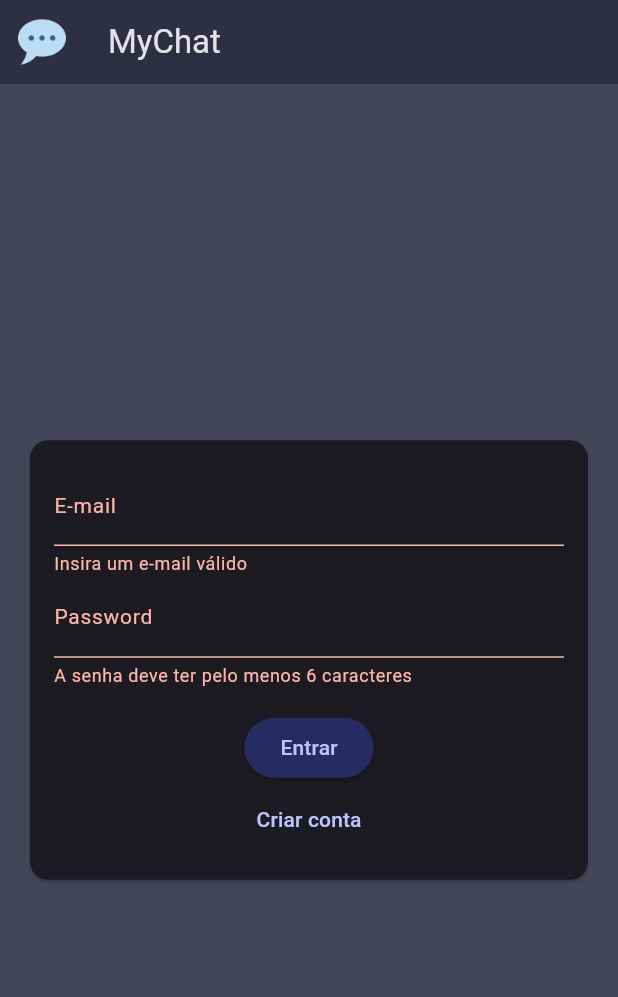
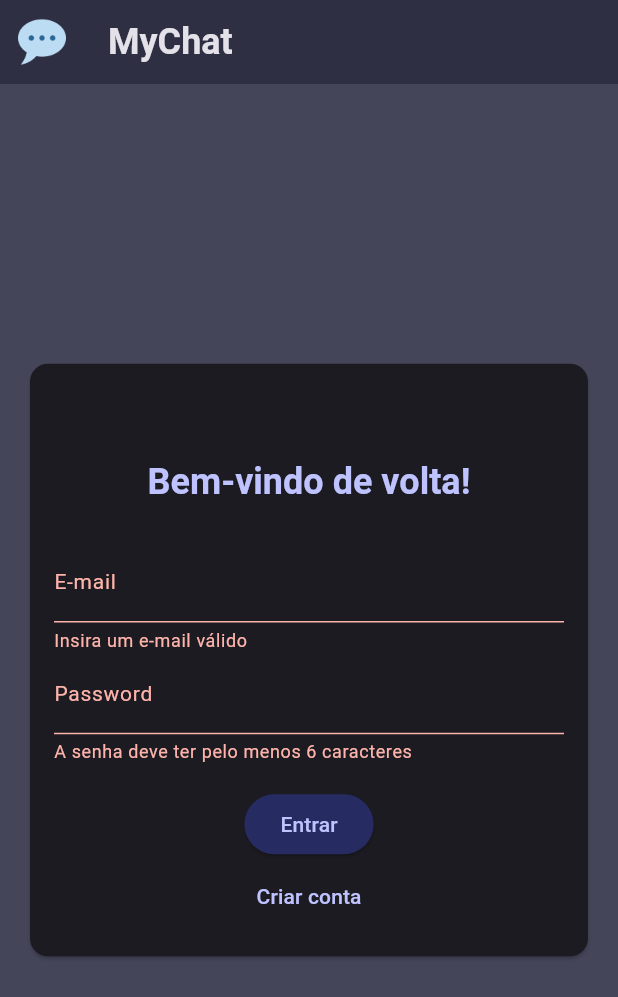
Before and after one commit to Gabrielst27/my_chat, a Flutter app: the screen it shows after launch, after a tap on "Entrar", on a phone screen of 412 x 824 dp. Shown: the top 997 px of the screen. Run offline on Flutter 3.47's test engine with Material 3 defaults, Android fonts, the phone set to English and light mode, and no system bars.

Commit message:
refac: created a widget to auth form, improved auth screen

```diff
--- a/lib/screens/auth_screen.dart
+++ b/lib/screens/auth_screen.dart
@@ -1,4 +1,5 @@
 import 'package:flutter/material.dart';
+import 'package:my_chat/widgets/auth_form.dart';
 
 class AuthScreen extends StatefulWidget {
   const AuthScreen({super.key});
@@ -8,19 +9,8 @@ class AuthScreen extends StatefulWidget {
 }
 
 class _AuthScreenState extends State<AuthScreen> {
-  final _form = GlobalKey<FormState>();
   bool _isLogin = true;
-  String _enteredEmail = '';
-  String _enteredPassword = '';
-
-  void _submit() {
-    final bool isValid = _form.currentState!.validate();
-    if (isValid) {
-      _form.currentState!.save();
-    }
-    print(_enteredEmail);
-    print(_enteredPassword);
-  }
+  void _submit() {}
 
   @override
   Widget build(BuildContext context) {
@@ -39,54 +29,25 @@ class _AuthScreenState extends State<AuthScreen> {
         child: SingleChildScrollView(
           child: Card(
             margin: const EdgeInsets.all(20),
-            child: SingleChildScrollView(
             child: Padding(
-                padding: EdgeInsets.all(16),
-                child: Form(
-                  key: _form,
+              padding: const EdgeInsets.all(16),
               child: Column(
-                    mainAxisSize: MainAxisSize.min,
                 children: [
-                      TextFormField(
-                        style: TextStyle(
+                  Padding(
+                    padding: const EdgeInsets.only(top: 48, bottom: 24),
+                    child: Text(
+                      _isLogin ? 'Bem-vindo de volta!' : 'Crie sua conta',
+                      textAlign: TextAlign.center,
+                      style: Theme.of(context).textTheme.titleLarge!.copyWith(
                         color: Theme.of(context).colorScheme.primary,
                       ),
-                        decoration: InputDecoration(
-                          label: Text('E-mail'),
                     ),
-                        keyboardType: TextInputType.emailAddress,
-                        autocorrect: false,
-                        textCapitalization: TextCapitalization.none,
-                        validator: (value) {
-                          if (value == null ||
-                              value.trim().isEmpty ||
-                              !value.contains('@')) {
-                            return 'Insira um e-mail válido';
-                          }
-                          return null;
-                        },
-                        onSaved: (newValue) => _enteredEmail = newValue!,
                   ),
-                      TextFormField(
-                        style: TextStyle(
-                          color: Theme.of(context).colorScheme.primary,
+                  SingleChildScrollView(
+                    child: AuthForm(
+                      isLogin: _isLogin,
+                      submit: _submit,
                     ),
-                        decoration: InputDecoration(
-                          label: Text('Password'),
-                        ),
-                        obscureText: true,
-                        validator: (value) {
-                          if (value == null || value.trim().length < 6) {
-                            return 'A senha deve ter pelo menos 6 caracteres';
-                          }
-                          return null;
-                        },
-                        onSaved: (newValue) => _enteredPassword = newValue!,
-                      ),
-                      const SizedBox(height: 16),
-                      ElevatedButton(
-                        onPressed: _submit,
-                        child: Text(_isLogin ? 'Entrar' : 'Cadastrar'),
                   ),
                   TextButton(
                     onPressed: () {
@@ -104,8 +65,6 @@ class _AuthScreenState extends State<AuthScreen> {
           ),
         ),
       ),
-        ),
-      ),
     );
   }
 }
--- a/lib/theme.dart
+++ b/lib/theme.dart
@@ -17,4 +17,7 @@ final darkTheme = ThemeData().copyWith(
   elevatedButtonTheme: ElevatedButtonThemeData(
     style: ElevatedButton.styleFrom(backgroundColor: darkColorScheme.onPrimary),
   ),
+  textTheme: TextTheme().copyWith(
+    titleLarge: TextStyle(fontSize: 24, fontWeight: FontWeight.bold),
+  ),
 );
--- /dev/null
+++ b/lib/widgets/auth_form.dart
@@ -0,0 +1,80 @@
+import 'package:flutter/material.dart';
+
+class AuthForm extends StatefulWidget {
+  const AuthForm({super.key, required this.submit, required this.isLogin});
+
+  final Function() submit;
+  final bool isLogin;
+
+  @override
+  State<AuthForm> createState() => _AuthFormState();
+}
+
+class _AuthFormState extends State<AuthForm> {
+  final GlobalKey<FormState> _form = GlobalKey<FormState>();
+  String _enteredEmail = '';
+  String _enteredPassword = '';
+
+  void _submit() {
+    bool isValid = _form.currentState!.validate();
+    if (isValid) {
+      _form.currentState!.save();
+    }
+    print(_enteredEmail);
+    print(_enteredPassword);
+    widget.submit;
+  }
+
+  @override
+  Widget build(BuildContext context) {
+    return Form(
+      key: _form,
+      child: Column(
+        mainAxisSize: MainAxisSize.min,
+        children: [
+          TextFormField(
+            style: TextStyle(
+              color: Theme.of(context).colorScheme.primary,
+            ),
+            decoration: InputDecoration(
+              label: Text('E-mail'),
+            ),
+            keyboardType: TextInputType.emailAddress,
+            autocorrect: false,
+            textCapitalization: TextCapitalization.none,
+            validator: (value) {
+              if (value == null ||
+                  value.trim().isEmpty ||
+                  !value.contains('@')) {
+                return 'Insira um e-mail válido';
+              }
+              return null;
+            },
+            onSaved: (newValue) => _enteredEmail = newValue!,
+          ),
+          TextFormField(
+            style: TextStyle(
+              color: Theme.of(context).colorScheme.primary,
+            ),
+            decoration: InputDecoration(
+              label: Text('Password'),
+            ),
+            obscureText: true,
+            validator: (value) {
+              if (value == null || value.trim().length < 6) {
+                return 'A senha deve ter pelo menos 6 caracteres';
+              }
+              return null;
+            },
+            onSaved: (newValue) => _enteredPassword = newValue!,
+          ),
+          const SizedBox(height: 16),
+          ElevatedButton(
+            onPressed: _submit,
+            child: Text(widget.isLogin ? 'Entrar' : 'Cadastrar'),
+          ),
+        ],
+      ),
+    );
+  }
+}
```
Lines whose indentation alone changed are shown as unchanged.
